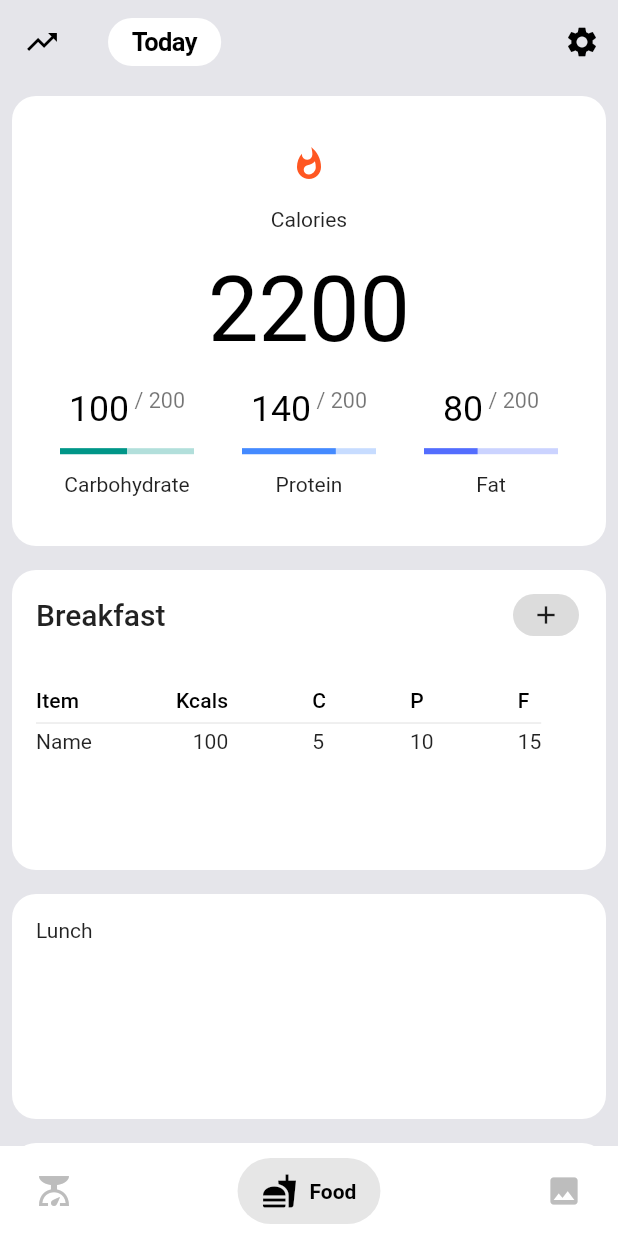
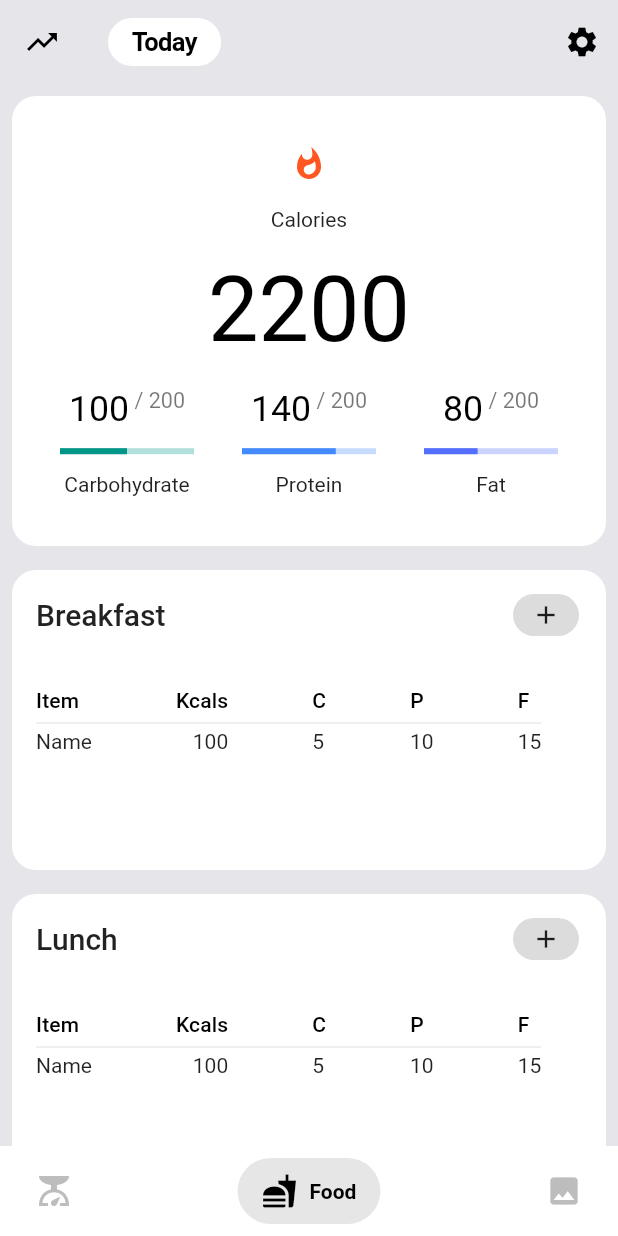
Before and after one commit to jitinder/nutrition, a Flutter app: the screen it shows after launch, on a phone screen of 412 x 824 dp. Run offline on Flutter 3.47's test engine with Material 2 defaults, Android fonts, the phone set to English and light mode, and no system bars; drawn by our look-alikes of salomon_bottom_bar; our stand-ins replace charts_flutter.

Commit message:
Add weight tab with graph, generalise food tab

```diff
--- a/lib/food_tab/food.dart
+++ b/lib/food_tab/food.dart
@@ -1,5 +1,7 @@
-import 'package:flutter/cupertino.dart';
 import 'package:flutter/material.dart';
+import 'package:nutrition/util/constants.dart';
+
+import '../util/DataContainer.dart';
 
 class Food extends StatefulWidget {
   const Food({Key? key}) : super(key: key);
@@ -9,22 +11,6 @@ class Food extends StatefulWidget {
 }
 
 class _FoodState extends State<Food> {
-  Widget _dataContainer(double height, Widget child) {
-    return Container(
-      width: double.maxFinite,
-      height: height,
-      margin: EdgeInsets.all(8),
-      padding: EdgeInsets.all(16),
-      decoration: ShapeDecoration(
-        color: Colors.white,
-        shape: RoundedRectangleBorder(
-          borderRadius: BorderRadius.circular(16),
-        ),
-      ),
-      child: child,
-    );
-  }
-
   Widget _macrosBox(String name, double progress, Color color, int currentValue,
       int maxValue) {
     return Container(
@@ -70,11 +56,90 @@ class _FoodState extends State<Food> {
     );
   }
 
+  Widget _mealBox(String mealName) {
+    return Column(
+      children: [
+        Expanded(
+          flex: 1,
+          child: Row(
+            mainAxisAlignment: MainAxisAlignment.spaceBetween,
+            children: [
+              Text(
+                mealName,
+                style: Theme.of(context).textTheme.titleLarge,
+              ),
+              ActionChip(
+                elevation: 0,
+                label: Align(
+                  alignment: Alignment.topCenter,
+                  child: Icon(
+                    Icons.add,
+                    size: 20,
+                  ),
+                ),
+                onPressed: () {
+                  print("Add to $mealName");
+                },
+              ),
+            ],
+          ),
+        ),
+        Expanded(
+          flex: 1,
+          child: Container(),
+        ),
+        Expanded(
+          flex: 4,
+          child: Align(
+            alignment: Alignment.topLeft,
+            child: DataTable(
+              headingTextStyle: Theme.of(context).textTheme.titleSmall,
+              horizontalMargin: 0,
+              headingRowHeight: 30,
+              dataRowHeight: 25,
+              dividerThickness: 0,
+              // columnSpacing: 5,
+              columns: const <DataColumn>[
+                DataColumn(
+                  label: Text("Item"),
+                ),
+                DataColumn(
+                  label: Text("Kcals"),
+                  numeric: true,
+                ),
+                DataColumn(
+                  label: Text("C"),
+                ),
+                DataColumn(
+                  label: Text("P"),
+                ),
+                DataColumn(
+                  label: Text("F"),
+                ),
+              ],
+              rows: [
+                DataRow(
+                  cells: <DataCell>[
+                    DataCell(Text('Name')),
+                    DataCell(Text('100')),
+                    DataCell(Text('5')),
+                    DataCell(Text('10')),
+                    DataCell(Text('15')),
+                  ],
+                ),
+              ],
+            ),
+          ),
+        ),
+      ],
+    );
+  }
+
   @override
   Widget build(BuildContext context) {
     return ListView(
       children: [
-        _dataContainer(
+        dataContainer(
           300,
           Column(
             mainAxisAlignment: MainAxisAlignment.spaceEvenly,
@@ -130,97 +195,11 @@ class _FoodState extends State<Food> {
             ],
           ),
         ),
-        _dataContainer(
-          200,
-          Column(
-            children: [
-              Expanded(
-                flex: 1,
-                child: Row(
-                  mainAxisAlignment: MainAxisAlignment.spaceBetween,
-                  children: [
-                    Text(
-                      "Breakfast",
-                      style: Theme.of(context).textTheme.titleLarge,
-                    ),
-                    ActionChip(
-                      elevation: 0,
-                      label: Align(
-                        alignment: Alignment.topCenter,
-                        child: Icon(
-                          Icons.add,
-                          size: 20,
-                        ),
-                      ),
-                      onPressed: () {
-                        print("Add to breakfast");
-                      },
-                    ),
-                  ],
-                ),
-              ),
-              Expanded(
-                flex: 1,
-                child: Container(),
-              ),
-              Expanded(
-                flex: 4,
-                child: Align(
-                  alignment: Alignment.topLeft,
-                  child: DataTable(
-                    headingTextStyle: Theme.of(context).textTheme.titleSmall,
-                    horizontalMargin: 0,
-                    headingRowHeight: 30,
-                    dataRowHeight: 25,
-                    dividerThickness: 0,
-                    // columnSpacing: 5,
-                    columns: const <DataColumn>[
-                      DataColumn(
-                        label: Text("Item"),
-                      ),
-                      DataColumn(
-                        label: Text("Kcals"),
-                        numeric: true,
-                      ),
-                      DataColumn(
-                        label: Text("C"),
-                      ),
-                      DataColumn(
-                        label: Text("P"),
-                      ),
-                      DataColumn(
-                        label: Text("F"),
-                      ),
-                    ],
-                    rows: [
-                      DataRow(
-                        cells: <DataCell>[
-                          DataCell(Text('Name')),
-                          DataCell(Text('100')),
-                          DataCell(Text('5')),
-                          DataCell(Text('10')),
-                          DataCell(Text('15')),
-                        ],
-                      ),
-                    ],
-                  ),
-                ),
-              ),
-            ],
-          ),
-        ),
-        _dataContainer(
-          150,
-          Text("Lunch"),
-        ),
-        _dataContainer(
-          150,
-          Text("Snack"),
-        ),
-        _dataContainer(
-          150,
-          Text("Dinner"),
-        ),
+        ...mealNames
+            .map(
+              (meal) => dataContainer(200, _mealBox(meal)),
+            )
+            .toList(),
       ],
     );
   }
--- a/lib/main.dart
+++ b/lib/main.dart
@@ -2,6 +2,7 @@ import 'package:flutter/cupertino.dart';
 import 'package:flutter/material.dart';
 import 'package:flutter/services.dart';
 import 'package:nutrition/util/AppBarData.dart';
+import 'package:nutrition/weight_tab/weight.dart';
 import 'package:salomon_bottom_bar/salomon_bottom_bar.dart';
 
 import 'food_tab/food.dart';
@@ -37,12 +38,12 @@ class MyHomePage extends StatefulWidget {
 class _MyHomePageState extends State<MyHomePage> {
   int _tabIndex = 1;
   List tabs = [
-    Container(),
+    Weight(),
     Food(),
     Container(),
   ];
   List<AppBarData> appBarData = [
-    emptyAppBarData,
+    weightAppBarData,
     foodAppBarData,
     emptyAppBarData,
   ];
--- a/lib/util/AppBarData.dart
+++ b/lib/util/AppBarData.dart
@@ -16,6 +16,20 @@ final emptyAppBarData = AppBarData(
   actions: [
     Container(),
   ],
+);
+
+final weightAppBarData = AppBarData(
+  title: Container(
+    padding: const EdgeInsets.symmetric(
+      vertical: 6,
+      horizontal: 16,
+    ),
+    decoration: const ShapeDecoration(
+      color: Colors.white,
+      shape: StadiumBorder(),
+    ),
+    child: const Text("Weight"),
+  ),
 );
 
 final foodAppBarData = AppBarData(
--- /dev/null
+++ b/lib/util/DataContainer.dart
@@ -0,0 +1,17 @@
+import 'package:flutter/material.dart';
+
+Widget dataContainer(double height, Widget child) {
+  return Container(
+    width: double.maxFinite,
+    height: height,
+    margin: EdgeInsets.all(8),
+    padding: EdgeInsets.all(16),
+    decoration: ShapeDecoration(
+      color: Colors.white,
+      shape: RoundedRectangleBorder(
+        borderRadius: BorderRadius.circular(16),
+      ),
+    ),
+    child: child,
+  );
+}
--- /dev/null
+++ b/lib/util/WeightLog.dart
@@ -0,0 +1,6 @@
+class WeightLog {
+  double weightInKgs;
+  DateTime logTime;
+
+  WeightLog(this.weightInKgs, this.logTime);
+}
--- /dev/null
+++ b/lib/util/constants.dart
@@ -0,0 +1 @@
+const List<String> mealNames = ["Breakfast", "Lunch", "Snack", "Dinner"];
--- a/pubspec.yaml
+++ b/pubspec.yaml
@@ -37,6 +37,7 @@ dependencies:
   # Use with the CupertinoIcons class for iOS style icons.
   cupertino_icons: ^1.0.2
   salomon_bottom_bar: ^3.3.1
+  charts_flutter: ^0.12.0
 
 dev_dependencies:
   flutter_test:
```
Also changed, not shown: lib/weight_tab/weight.dart (added, +59 -0 lines), pubspec.lock.
